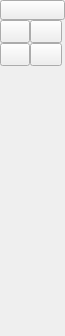
This is src/ui/forms/qg_cadtoolbararcs.ui in LibreCAD/LibreCAD as Qt 5 draws it before an edit. The edited form follows.
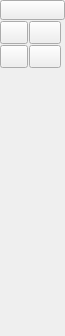
This is the edited form. Icons and pictures are not drawn.

Commit message: cadtoolbars: set all layout spacing to 1

```diff
--- a/src/ui/forms/qg_cadtoolbararcs.ui
+++ b/src/ui/forms/qg_cadtoolbararcs.ui
@@ -30,7 +30,7 @@
     <number>0</number>
    </property>
    <property name="spacing">
-    <number>0</number>
+    <number>1</number>
    </property>
    <item row="0" column="0" colspan="2">
     <widget class="QToolButton" name="bBack">
```
The commit also changes 6 other files.
